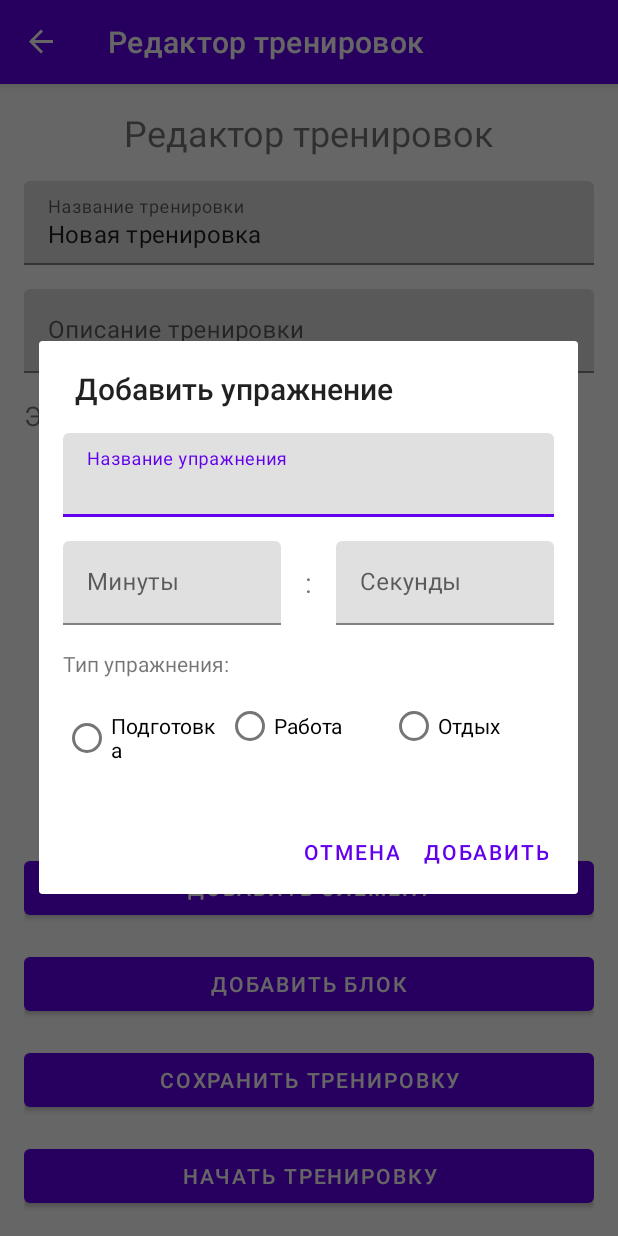
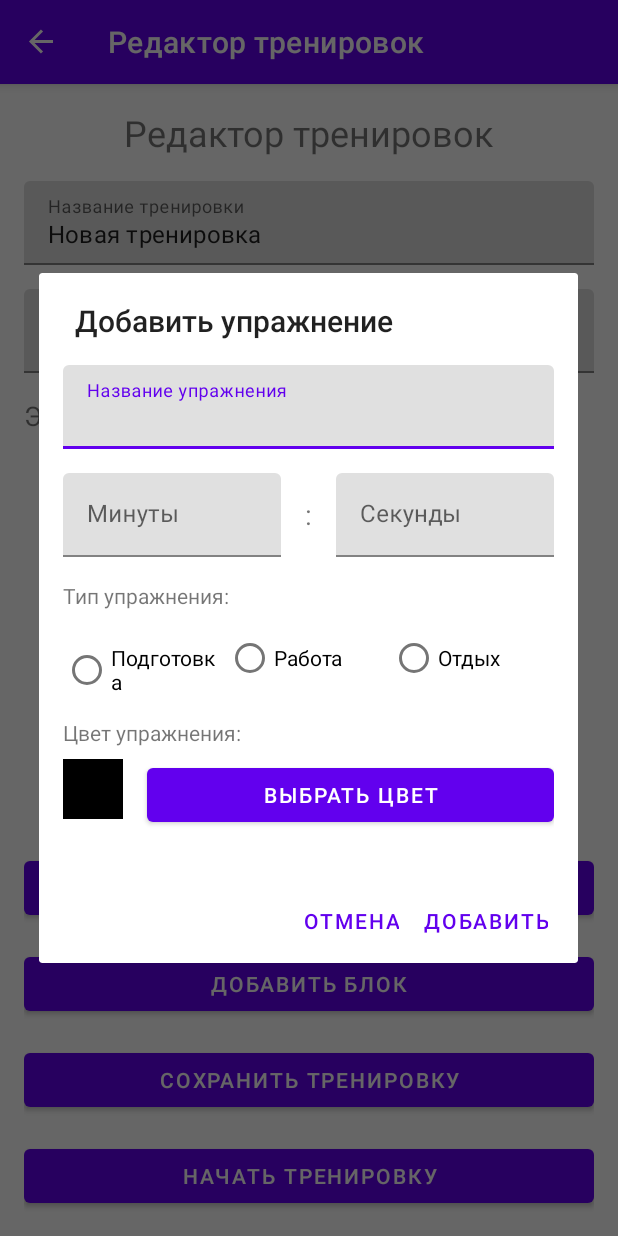
Before and after one commit to CrDanil/TIMER, an Android app: the WorkoutEditorFragment screen opened through its navigation route, after a tap on "ДОБАВИТЬ ЭЛЕМЕНТ", on a phone screen of 412 x 824 dp. Run offline under Robolectric (Android 15) with nearby library versions, the phone set to English and light mode, and no system bars; our stand-ins replace Room's generated code, navigation-ui.

Commit message:
Almost all, TODO UI.

```diff
--- a/app/src/main/java/com/example/intervaltimer/AddExerciseDialog.kt
+++ b/app/src/main/java/com/example/intervaltimer/AddExerciseDialog.kt
@@ -2,8 +2,9 @@ package com.example.intervaltimer
 
 import android.app.AlertDialog
 import android.app.Dialog
+import android.graphics.Color
 import android.os.Bundle
-import android.widget.EditText
+import android.widget.Button
 import android.widget.RadioButton
 import androidx.fragment.app.DialogFragment
 import com.example.intervaltimer.databinding.DialogAddExerciseBinding
@@ -17,7 +18,7 @@ class AddExerciseDialog : DialogFragment() {
     private var _binding: DialogAddExerciseBinding? = null
     private val binding get() = _binding!!
     private var listener: OnExerciseAddedListener? = null
-    private var selectedColor = -1
+    private var selectedColor: Int = Color.BLACK
 
     fun setListener(listener: OnExerciseAddedListener) {
         this.listener = listener
@@ -25,6 +26,14 @@ class AddExerciseDialog : DialogFragment() {
 
     override fun onCreateDialog(savedInstanceState: Bundle?): Dialog {
         _binding = DialogAddExerciseBinding.inflate(requireActivity().layoutInflater)
+
+        // Настройка предпросмотра цвета
+        updateColorPreview()
+
+        // Обработчик кнопки выбора цвета
+        binding.selectColorButton.setOnClickListener {
+            showColorPickerDialog()
+        }
 
         val builder = AlertDialog.Builder(requireActivity())
             .setView(binding.root)
@@ -35,6 +44,22 @@ class AddExerciseDialog : DialogFragment() {
             .setNegativeButton("Отмена", null)
 
         return builder.create()
+    }
+
+    private fun showColorPickerDialog() {
+        val dialog = ColorPickerDialog()
+        dialog.setInitialColor(selectedColor)
+        dialog.setListener(object : ColorPickerDialog.OnColorSelectedListener {
+            override fun onColorSelected(color: Int) {
+                selectedColor = color
+                updateColorPreview()
+            }
+        })
+        dialog.show(parentFragmentManager, "ColorPickerDialog")
+    }
+
+    private fun updateColorPreview() {
+        binding.colorPreview.setBackgroundColor(selectedColor)
     }
 
     private fun addExercise() {
@@ -67,7 +92,7 @@ class AddExerciseDialog : DialogFragment() {
             name = name,
             type = selectedType,
             duration = durationMs,
-            color = selectedColor // Добавляем цвет
+            color = selectedColor
         )
 
         listener?.onExerciseAdded(exercise)
--- /dev/null
+++ b/app/src/main/res/drawable/color_circle.xml
@@ -0,0 +1,6 @@
+<?xml version="1.0" encoding="utf-8"?>
+<shape xmlns:android="http://schemas.android.com/apk/res/android"
+    android:shape="oval">
+    <solid android:color="#000000"/>
+    <size android:width="56dp" android:height="56dp"/>
+</shape>
--- a/app/src/main/res/layout/dialog_add_exercise.xml
+++ b/app/src/main/res/layout/dialog_add_exercise.xml
@@ -5,6 +5,7 @@
     android:orientation="vertical"
     android:padding="16dp">
 
+    <!-- Существующие поля остаются без изменений -->
     <com.google.android.material.textfield.TextInputLayout
         android:layout_width="match_parent"
         android:layout_height="wrap_content"
@@ -18,7 +19,6 @@
 
     </com.google.android.material.textfield.TextInputLayout>
 
-    <!-- Заменяем одно поле на два для минут и секунд -->
     <LinearLayout
         android:layout_width="match_parent"
         android:layout_height="wrap_content"
@@ -104,4 +104,33 @@
 
     </RadioGroup>
 
+    <!-- Добавляем выбор цвета -->
+    <TextView
+        android:layout_width="wrap_content"
+        android:layout_height="wrap_content"
+        android:text="Цвет упражнения:"
+        android:layout_marginBottom="8dp"/>
+
+    <LinearLayout
+        android:layout_width="match_parent"
+        android:layout_height="wrap_content"
+        android:orientation="horizontal"
+        android:layout_marginBottom="16dp">
+
+        <View
+            android:id="@+id/colorPreview"
+            android:layout_width="40dp"
+            android:layout_height="40dp"
+            android:layout_marginEnd="16dp"
+            android:background="@color/purple_500"/>
+
+        <Button
+            android:id="@+id/selectColorButton"
+            android:layout_width="0dp"
+            android:layout_height="wrap_content"
+            android:layout_weight="1"
+            android:text="Выбрать цвет"/>
+
+    </LinearLayout>
+
 </LinearLayout>
```
Also changed, not shown: app/src/main/java/com/example/intervaltimer/ColorAdapter.kt (added, +57 -0 lines), app/src/main/java/com/example/intervaltimer/ColorPickerDialog.kt (added, +59 -0 lines), app/src/main/java/com/example/intervaltimer/EditExerciseDialog.kt (+30 -1 lines), app/src/main/java/com/example/intervaltimer/TimerFragment.kt (+31 -4 lines), app/src/main/java/com/example/intervaltimer/WorkoutManager.kt (+5 -3 lines), app/src/main/res/layout/dialog_color_picker.xml (added, +16 -0 lines), app/src/main/res/layout/item_color.xml (added, +13 -0 lines).
